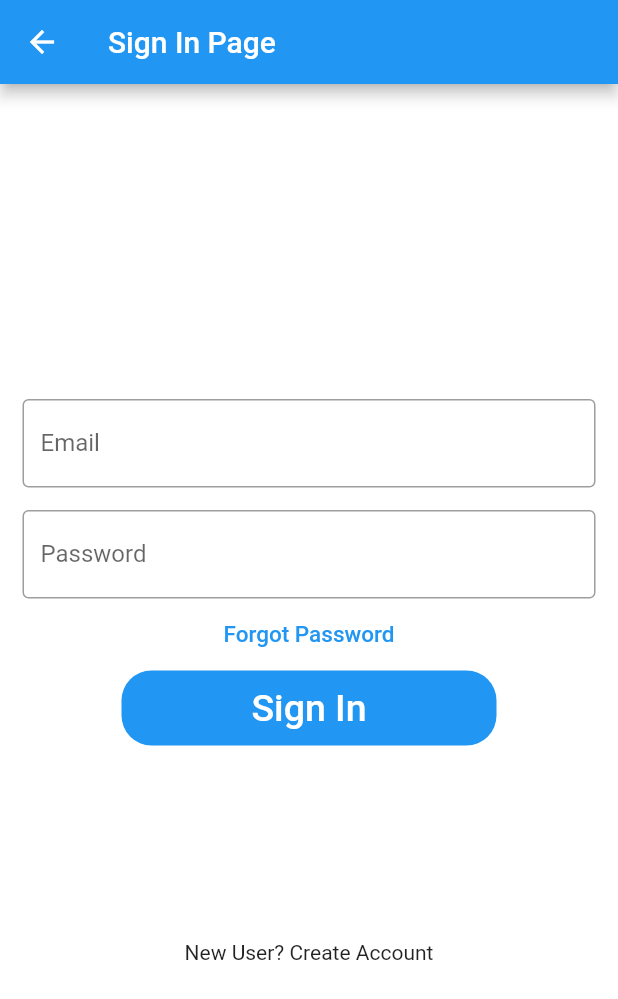
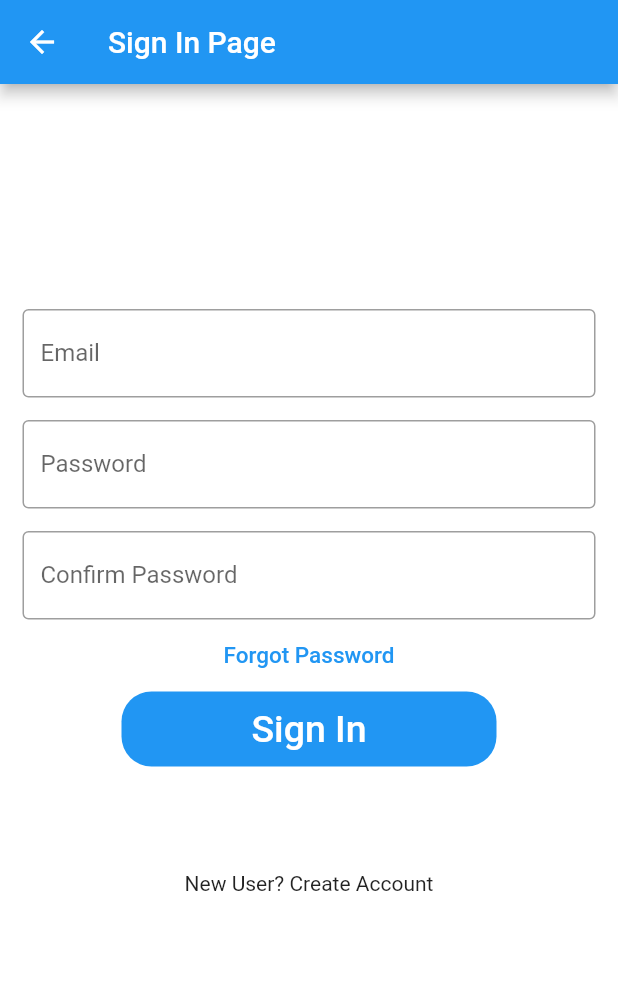
Before and after one commit to oak8MJ/Boardzy-ALPHA, a Flutter app: the screen it shows after launch, after a tap on "Sign Up", on a phone screen of 412 x 824 dp. Shown: the top 999 px of the screen. Run offline on Flutter 3.47's test engine with Material 2 defaults, Android fonts, the phone set to English and light mode, and no system bars.

Commit message:
confirm password

```diff
--- a/lib/pages/signup.dart
+++ b/lib/pages/signup.dart
@@ -31,7 +31,7 @@ class _SignInDemoState extends State<SignInDemo> {
         child: Column(
           children: <Widget>[
             Padding(
-              padding: const EdgeInsets.only(top: 60.0),
+              padding: const EdgeInsets.only(top: 0.0),
               child: Center(
                   child: Container(
                 width: 200,
@@ -64,6 +64,18 @@ class _SignInDemoState extends State<SignInDemo> {
                     hintText: 'Enter secure password'),
               ),
             ),
+            Padding(
+              padding: const EdgeInsets.only(
+                  left: 15.0, right: 15.0, top: 15, bottom: 0),
+              //padding: EdgeInsets.symmetric(horizontal: 15),
+              child: TextField(
+                obscureText: true,
+                decoration: InputDecoration(
+                    border: OutlineInputBorder(),
+                    labelText: 'Confirm Password',
+                    hintText: 'Confirm Password'),
+              ),
+            ),
             TextButton(
               onPressed: () {
                 // ignore: todo
@@ -90,7 +102,7 @@ class _SignInDemoState extends State<SignInDemo> {
               ),
             ),
             SizedBox(
-              height: 130,
+              height: 70,
             ),
             Container(child: Text('New User? Create Account'))
           ],
```
